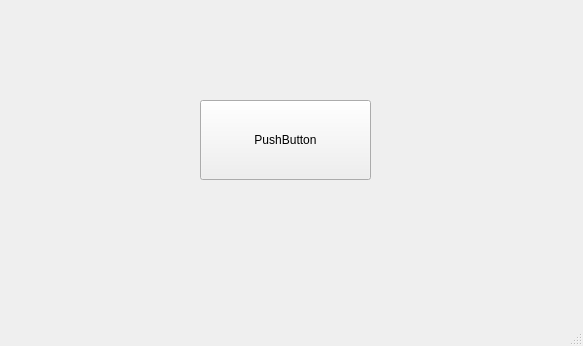
Above: mainwindow.ui from kkdlau/COMP2012H-OPERATION-H before the change. Below: the same form after it.
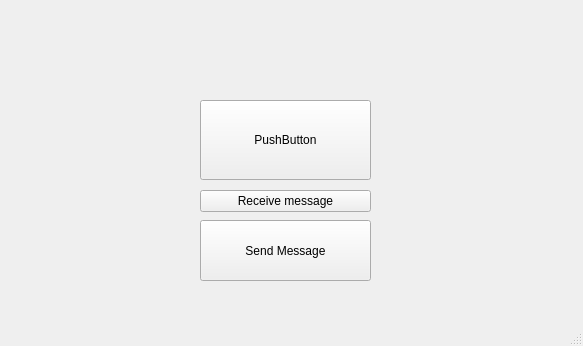
That is the form after the change.

```diff
--- a/mainwindow.ui
+++ b/mainwindow.ui
@@ -19,7 +19,7 @@
      <rect>
       <x>200</x>
       <y>100</y>
-      <width>171</width>
+      <width>173</width>
       <height>80</height>
      </rect>
     </property>
@@ -45,6 +45,32 @@
      </item>
     </layout>
    </widget>
+   <widget class="QPushButton" name="pushButton_2">
+    <property name="geometry">
+     <rect>
+      <x>200</x>
+      <y>220</y>
+      <width>171</width>
+      <height>61</height>
+     </rect>
+    </property>
+    <property name="text">
+     <string>Send Message</string>
+    </property>
+   </widget>
+   <widget class="QPushButton" name="pushButton_3">
+    <property name="geometry">
+     <rect>
+      <x>200</x>
+      <y>190</y>
+      <width>171</width>
+      <height>22</height>
+     </rect>
+    </property>
+    <property name="text">
+     <string>Receive message</string>
+    </property>
+   </widget>
   </widget>
   <widget class="QMenuBar" name="menubar">
    <property name="geometry">
```
Left out of the diff: 2 changed lines with no effect on the pictures.
